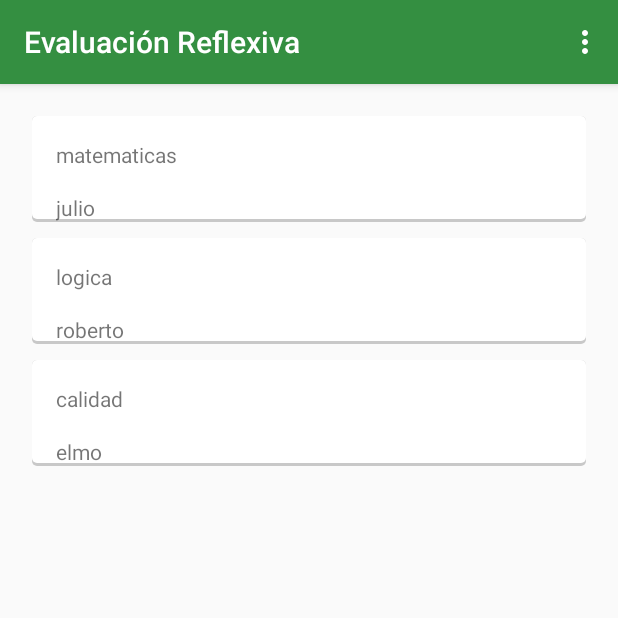
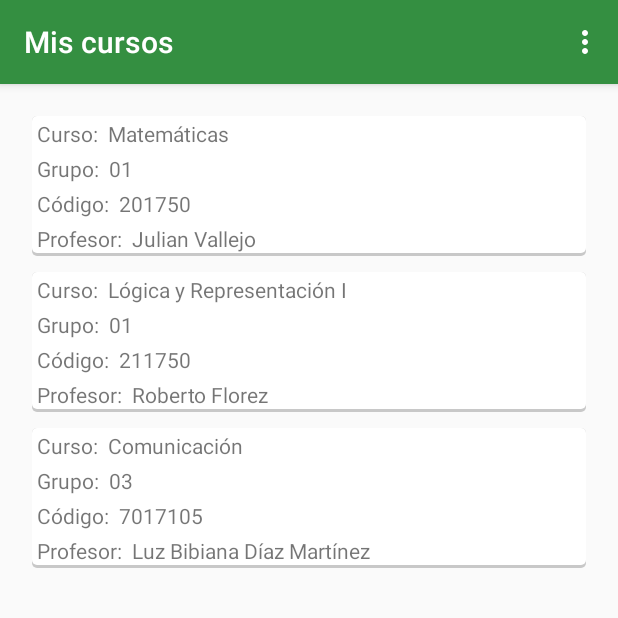
Before and after one commit to doly0911/evaDoc_mobile, an Android app: the MisCursosActivity screen opened directly, with no data from a screen before it, on a phone screen of 412 x 824 dp, the top half of it. Run offline under Robolectric (Android 15) with nearby library versions, the phone set to English and light mode, and no system bars.

Commit message:
Se cambio el nombre del navBar de cada encuesta, el diseño del cardView y su contenido

```diff
--- a/app/src/main/java/com/saludpublica/evred/MisCursosActivity.kt
+++ b/app/src/main/java/com/saludpublica/evred/MisCursosActivity.kt
@@ -5,10 +5,17 @@ import android.view.Menu
 import com.google.android.material.snackbar.Snackbar
 import androidx.appcompat.app.AppCompatActivity
 import androidx.appcompat.widget.Toolbar
+import androidx.fragment.app.Fragment
+import com.saludpublica.evred.ui.encuestaCompromiso.EncuestaCompromisoFragment
+import com.saludpublica.evred.ui.encuestaDocente.EncuestaDocenteFragment
+import com.saludpublica.evred.ui.encuestaDocente.OnFragmentInteractionListener
 
 import kotlinx.android.synthetic.main.activity_mis_cursos.*
 
-class MisCursosActivity : AppCompatActivity() {
+class MisCursosActivity : AppCompatActivity(), OnFragmentInteractionListener {
+    override fun onFragmentInteraction(title: String) {
+        supportActionBar?.title = title
+    }
 
     override fun onCreate(savedInstanceState: Bundle?) {
         super.onCreate(savedInstanceState)
--- a/app/src/main/java/com/saludpublica/evred/login/Presenter/LoginPresenter.kt
+++ b/app/src/main/java/com/saludpublica/evred/login/Presenter/LoginPresenter.kt
@@ -11,7 +11,7 @@ class LoginPresenter(internal var iLoginView: ILoginView) : ILoginPresenter {
 
     override fun isStudent(email: String, password: String) {
         //busca en la base de datos el email y se trae la informacion nesesario
-        // email password nombre materias
+        // email password curso materias
         val user: UserModel? = studentData.getStundent(email)
         if (user != null) {
             if (password == user.password) {
--- a/app/src/main/java/com/saludpublica/evred/ui/Home/HomeAdapter.kt
+++ b/app/src/main/java/com/saludpublica/evred/ui/Home/HomeAdapter.kt
@@ -35,8 +35,10 @@ class HomeAdapter : RecyclerView.Adapter<HomeAdapter.ViewHolder>() {
     class ViewHolder(view: View, listener: OnclickInterface) : RecyclerView.ViewHolder(view),
         View.OnClickListener {
         var listener: OnclickInterface
-        val nombre = view.findViewById(R.id.Nombre) as TextView
-        val profesor = view.findViewById(R.id.Profesor) as TextView
+        val curso = view.findViewById(R.id.nom_curso_txt) as TextView
+        val profesor = view.findViewById(R.id.nom_profesor_txt) as TextView
+        val grupo = view.findViewById(R.id.nom_grupo_txt) as TextView
+        val codigo = view.findViewById(R.id.nom_codigo_txt) as TextView
         lateinit var id:String
 
         init {
@@ -45,14 +47,14 @@ class HomeAdapter : RecyclerView.Adapter<HomeAdapter.ViewHolder>() {
         }
 
         fun bind(materias: MateriasModel) {
-            nombre.text = materias.nombre
+            curso.text = materias.curso
             profesor.text = materias.profesor
-            id=materias.id
-
+            codigo.text = materias.codigo
+            grupo.text = materias.grupo
         }
 
         override fun onClick(v: View?) {
-            listener.onItemClick(nombre,profesor,id)
+            listener.onItemClick(curso,profesor,codigo.text.toString())
         }
 
 
--- a/app/src/main/java/com/saludpublica/evred/ui/Home/HomeFragment.kt
+++ b/app/src/main/java/com/saludpublica/evred/ui/Home/HomeFragment.kt
@@ -57,23 +57,26 @@ class HomeFragment : Fragment(), HomeAdapter.OnclickInterface {
         var materias: MutableList<MateriasModel> = ArrayList()
         materias.add(
             MateriasModel(
-                "matematicas",
-                "julio",
-                "1"
+                "Matemáticas",
+                "Julian Vallejo",
+                "201750",
+                "01"
             )
         )
         materias.add(
             MateriasModel(
-                "logica",
-                "roberto",
-                "2"
+                "Lógica y Representación I",
+                "Roberto Florez",
+                "211750",
+                "01"
             )
         )
         materias.add(
             MateriasModel(
-                "calidad",
-                "elmo",
-                "3"
+                "Comunicación",
+                "Luz Bibiana Díaz Martínez",
+                "7017105",
+                "03"
             )
         )
 
@@ -111,7 +114,7 @@ class HomeFragment : Fragment(), HomeAdapter.OnclickInterface {
             .setTitle("Autorización")
             .setMessage(msjAlerta)
 
-            .setPositiveButton("Acepto",
+            .setPositiveButton("Aceptar",
                 DialogInterface.OnClickListener { dialog, id ->
 
                     fragmentTransaction?.commit()
--- a/app/src/main/java/com/saludpublica/evred/ui/Home/MateriasModel.kt
+++ b/app/src/main/java/com/saludpublica/evred/ui/Home/MateriasModel.kt
@@ -1,7 +1,8 @@
 package com.saludpublica.evred.ui.Home
 
 data class MateriasModel(
-    var nombre: String,
+    var curso: String,
     var profesor: String,
-    var id: String
+    var codigo: String,
+    var grupo: String
 )
--- a/app/src/main/java/com/saludpublica/evred/ui/encuestaDocente/EncuestaDocenteFragment.kt
+++ b/app/src/main/java/com/saludpublica/evred/ui/encuestaDocente/EncuestaDocenteFragment.kt
@@ -14,6 +14,7 @@ import androidx.fragment.app.Fragment
 import com.saludpublica.evred.R
 import es.dmoral.toasty.Toasty
 import kotlinx.android.synthetic.main.fragment_encuesta_docente.*
+import android.app.Activity
 
 
 class EncuestaDocenteFragment : Fragment() {
@@ -21,6 +22,10 @@ class EncuestaDocenteFragment : Fragment() {
     private var encuestaDocenteModel = EncuestaDocenteModel()
     private var isChecking = true
     private var mCheckedId: Int = R.id.radioButton171
+    internal var callback: OnFragmentInteractionListener? = null
+    private val fragmentTitle = "Encuesta Docente"
+
+
     @SuppressLint("SetTextI18n")
     override fun onCreateView(
         inflater: LayoutInflater,
@@ -28,6 +33,7 @@ class EncuestaDocenteFragment : Fragment() {
         savedInstanceState: Bundle?
     ): View? {
 
+        callback?.onFragmentInteraction(fragmentTitle)
         val bundle = this.arguments
         if (bundle != null) {
             var miCurso = bundle.getString("curso")
@@ -179,4 +185,20 @@ class EncuestaDocenteFragment : Fragment() {
         }
         return root
     }
+
+
+    override fun onAttach(activity: Activity) {
+        super.onAttach(activity)
+        try {
+            callback = activity as OnFragmentInteractionListener
+        } catch (e: ClassCastException) {
+            throw ClassCastException("$activity must implement OnFragmentInteractionListener")
+        }
+
+    }
+
+    override fun onDetach() {
+        super.onDetach()
+        callback = null
+    }
 }
--- /dev/null
+++ b/app/src/main/java/com/saludpublica/evred/ui/encuestaDocente/OnFragmentInteractionListener.kt
@@ -0,0 +1,5 @@
+package com.saludpublica.evred.ui.encuestaDocente
+
+interface OnFragmentInteractionListener {
+    fun onFragmentInteraction(title: String)
+}
--- a/app/src/main/java/com/saludpublica/evred/ui/encuestaEstudiante/AspectosGeneralesFragment.kt
+++ b/app/src/main/java/com/saludpublica/evred/ui/encuestaEstudiante/AspectosGeneralesFragment.kt
@@ -1,6 +1,7 @@
 package com.saludpublica.evred.ui.encuestaEstudiante
 
 
+import android.app.Activity
 import android.os.Bundle
 import android.util.Log
 import android.view.LayoutInflater
@@ -11,6 +12,7 @@ import android.widget.RadioButton
 import android.widget.Toast
 import androidx.fragment.app.Fragment
 import com.saludpublica.evred.R
+import com.saludpublica.evred.ui.encuestaDocente.OnFragmentInteractionListener
 import es.dmoral.toasty.Toasty
 import kotlinx.android.synthetic.main.fragment_encuesta_aspectos_generales_del_curso.*
 
@@ -19,11 +21,16 @@ import kotlinx.android.synthetic.main.fragment_encuesta_aspectos_generales_del_c
 
 class AspectosGeneralesFragment : Fragment() {
 
+    internal var callback: OnFragmentInteractionListener? = null
+    private val fragmentTitle = "Evaluación reflexiva"
+
+
     override fun onCreateView(
         inflater: LayoutInflater,
         container: ViewGroup?,
         savedInstanceState: Bundle?
     ): View? {
+        callback?.onFragmentInteraction(fragmentTitle)
         val bundle = this.arguments
         if (bundle != null) {
              var miCurso = bundle.getString("curso")
@@ -90,4 +97,19 @@ class AspectosGeneralesFragment : Fragment() {
 
         return root
     }
+
+    override fun onAttach(activity: Activity) {
+        super.onAttach(activity)
+        try {
+            callback = activity as OnFragmentInteractionListener
+        } catch (e: ClassCastException) {
+            throw ClassCastException("$activity must implement OnFragmentInteractionListener")
+        }
+
+    }
+
+    override fun onDetach() {
+        super.onDetach()
+        callback = null
+    }
 }
--- a/app/src/main/java/com/saludpublica/evred/ui/encuestaEstudiante/ObjetivosFragment.kt
+++ b/app/src/main/java/com/saludpublica/evred/ui/encuestaEstudiante/ObjetivosFragment.kt
@@ -25,7 +25,7 @@ class ObjetivosFragment : Fragment() {
         )
         val context = root.context
         val siguiente: Button = root.findViewById(R.id.siguiente)
-        siguiente.setOnClickListener() {
+        siguiente.setOnClickListener {
 
 
             val respuesta4Id = respuesta4.checkedRadioButtonId
--- a/app/src/main/res/layout/fragment_encuesta_observaciones_y_concluciones.xml
+++ b/app/src/main/res/layout/fragment_encuesta_observaciones_y_concluciones.xml
@@ -29,7 +29,7 @@
             android:ems="10"
             android:gravity="start|top"
             android:inputType="textMultiLine"
-            android:hint="pruebita"
+            android:hint="Ingresar texto aquí"
             tools:targetApi="o" />
     </RelativeLayout>
 
--- a/app/src/main/res/layout/materias_view.xml
+++ b/app/src/main/res/layout/materias_view.xml
@@ -1,38 +1,81 @@
 <?xml version="1.0" encoding="utf-8"?>
-<androidx.constraintlayout.widget.ConstraintLayout xmlns:android="http://schemas.android.com/apk/res/android"
-    xmlns:app="http://schemas.android.com/apk/res-auto"
+<RelativeLayout xmlns:android="http://schemas.android.com/apk/res/android"
     xmlns:tools="http://schemas.android.com/tools"
     android:layout_width="match_parent"
     android:layout_height="wrap_content"
+    android:layout_margin="5dp"
     android:background="@drawable/card_background_selector"
     android:descendantFocusability="afterDescendants"
-    android:layout_margin="5dp">
+    android:orientation="vertical">
 
-    <TextView
-        android:id="@+id/Nombre"
-        android:layout_width="match_parent"
-        android:layout_height="match_parent"
-        android:layout_marginStart="16dp"
-        android:layout_marginLeft="16dp"
-        android:layout_marginTop="16dp"
-        android:layout_marginEnd="16dp"
-        android:layout_marginRight="16dp"
-        android:text="TextView"
-        app:layout_constraintEnd_toEndOf="parent"
-        app:layout_constraintStart_toStartOf="parent"
-        app:layout_constraintTop_toTopOf="parent" />
+    <LinearLayout
+        android:id="@+id/curso_layout"
+        android:layout_width="wrap_content"
+        android:layout_height="wrap_content"
+        android:orientation="horizontal">
 
-    <TextView
-        android:id="@+id/Profesor"
-        android:layout_width="match_parent"
-        android:layout_height="match_parent"
-        android:layout_marginStart="16dp"
-        android:layout_marginLeft="16dp"
-        android:layout_marginTop="16dp"
-        android:layout_marginEnd="16dp"
-        android:layout_marginRight="16dp"
-        android:text="TextView"
-        app:layout_constraintEnd_toEndOf="parent"
-        app:layout_constraintStart_toStartOf="parent"
-        app:layout_constraintTop_toBottomOf="@+id/Nombre" />
-</androidx.constraintlayout.widget.ConstraintLayout>
+        <TextView
+            android:id="@+id/curso_txt"
+            android:text="Curso:"
+            style="@style/listaCursos" />
+
+        <TextView
+            android:id="@+id/nom_curso_txt"
+            style="@style/listaCursos" />
+
+    </LinearLayout>
+
+    <LinearLayout
+        android:id="@+id/grupo_layout"
+        android:layout_width="wrap_content"
+        android:layout_height="wrap_content"
+        android:layout_below="@id/curso_layout"
+        android:orientation="horizontal">
+
+        <TextView
+            android:id="@+id/grupo_txt"
+            android:text="Grupo:"
+            style="@style/listaCursos" />
+
+        <TextView
+            android:id="@+id/nom_grupo_txt"
+            style="@style/listaCursos" />
+
+    </LinearLayout>
+
+    <LinearLayout
+        android:id="@+id/codigo_layout"
+        android:layout_width="wrap_content"
+        android:layout_height="wrap_content"
+        android:layout_below="@id/grupo_layout"
+        android:orientation="horizontal">
+
+        <TextView
+            android:id="@+id/codigo_txt"
+            android:text="Código:"
+            style="@style/listaCursos" />
+
+        <TextView
+            android:id="@+id/nom_codigo_txt"
+            style="@style/listaCursos" />
+
+    </LinearLayout>
+
+    <LinearLayout
+        android:id="@+id/profesor_layout"
+        android:layout_width="wrap_content"
+        android:layout_height="wrap_content"
+        android:layout_below="@id/codigo_layout"
+        android:orientation="horizontal">
+
+        <TextView
+            android:id="@+id/profesor_txt"
+            android:text="Profesor:"
+            style="@style/listaCursos" />
+
+        <TextView
+            android:id="@+id/nom_profesor_txt"
+            style="@style/listaCursos" />
+    </LinearLayout>
+
+</RelativeLayout>
--- a/app/src/main/res/values/strings.xml
+++ b/app/src/main/res/values/strings.xml
@@ -1,6 +1,6 @@
 <resources>
     <string name="app_name">EVRED</string>
-    <string name="title">Evaluacion reflexiva</string>
+    <string name="title">Evaluacion Reflexiva</string>
     <string name="correoUniversitario">Ingrese su correo universitario</string>
     <string name="contraceñaUniversitaria">Ingrese su contraseña</string>
 
@@ -64,26 +64,26 @@
     <string name="_5">5</string>
     <string name="si">Si</string>
     <string name="no">No</string>
-    <string name="observaciones">Observaciones o concluciones finales</string>
+    <string name="observaciones">Observaciones o conclusiones finales</string>
     <string name="siguiente">Siguiente</string>
     <string name="finalizar">finalizar</string>
     <string name="ning_n_caso">Ningún caso</string>
     <string name="todos_nlos_casos">Todos los casos</string>
     <string name="la_mayor_a_nde_los_casos">La mayoría de los casos</string>
     <string name="algunos_ncasos">Algunos casos</string>
-    <string name="PreguntaD1">El comartamiento y el trato que usted recibe de los estudiantes es respetuoso en:</string>
-    <string name="PreguntaD2">El comartamiento y el trato que usted brinda de los estudiantes es respetuoso en:</string>
+    <string name="PreguntaD1">El comportamiento y el trato que usted recibe de los estudiantes es respetuoso en:</string>
+    <string name="PreguntaD2">El comportamiento y el trato que usted brinda de los estudiantes es respetuoso en:</string>
     <string name="PreguntaD3">El cumplimiento de los estudiantes en relación con el horario de clase y las citas programadas se dan en:</string>
     <string name="PreguntaD4">En general, con el desarrollo del curso, usted se encuentra:</string>
     <string name="PreguntaD5">La disponibilidad de recursos(equipos, materiales, material bibliográfico) para la actividad academica es adecuada en:</string>
     <string name="atras">Atras</string>
     <string name="Argumente_su_respuesta">Argumente su respuesta</string>
-    <string name="alerta_formulario_estudiantes">Apreciados estudiantes, la siguiente evaluación se hace con el objetivo de identificar
+    <string name="alerta_formulario_estudiantes">Apreciado estudiante, la siguiente evaluación se hace con el objetivo de identificar
                                                  oportunamente falencias y fortalezas que se están presentado en el curso o módulo. La información
                                                   que suministre es confidencial y será producto del consenso del grupo.</string>
     <string name="alerta_formulario_docente">Apreciado Profesor, la siguiente evaluación se hace con el objetivo de identificar oporunamente falencias y fortalezas
                                               que se están presentado en el curso o módulo, de modo que conjuntamente puedan ser discutidas con los estudiantes
                                               para llegar a un mejor éxito académico.</string>
-    <string name="title_activity_mis_cursos">Evaluación Reflexiva</string>
+    <string name="title_activity_mis_cursos">Mis cursos</string>
 
 </resources>
--- a/app/src/main/res/values/styles.xml
+++ b/app/src/main/res/values/styles.xml
@@ -34,6 +34,15 @@
         <item name="android:layout_marginRight">16dp</item>
     </style>
 
+    <style name="listaCursos">
+        <item name="android:layout_width">wrap_content</item>
+        <item name="android:layout_height">wrap_content</item>
+        <item name="android:layout_marginLeft">3dp</item>
+        <item name="android:layout_marginTop">2dp</item>
+        <item name="android:layout_marginBottom">2dp</item>
+        <item name="android:layout_marginRight">3dp</item>
+    </style>
+
     <style name="Titulo">
         <item name="android:layout_width">match_parent</item>
         <item name="android:layout_height">wrap_content</item>
```
